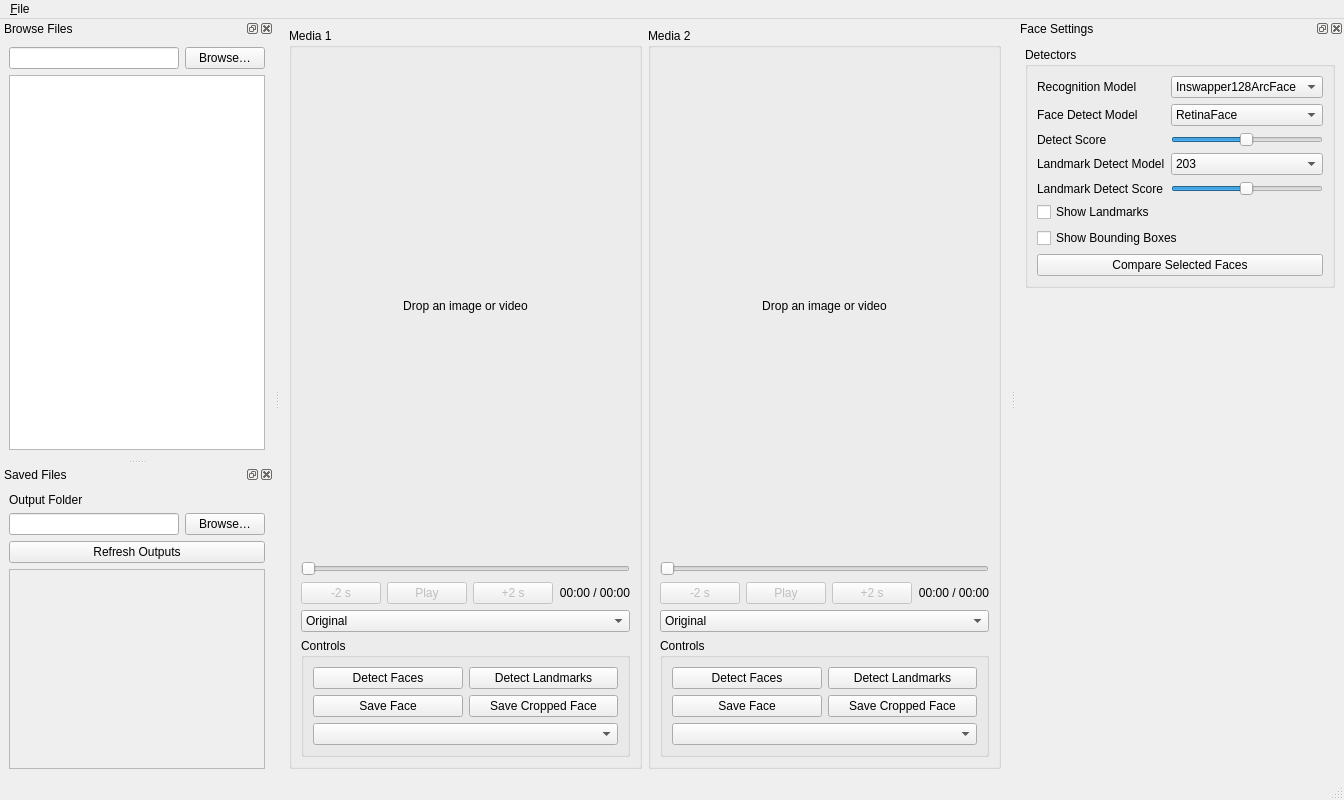
First picture: the form in faceshapelab/ui/core/MainWindow.ui, repository mr-szgz/faceshapelab, before the edit.
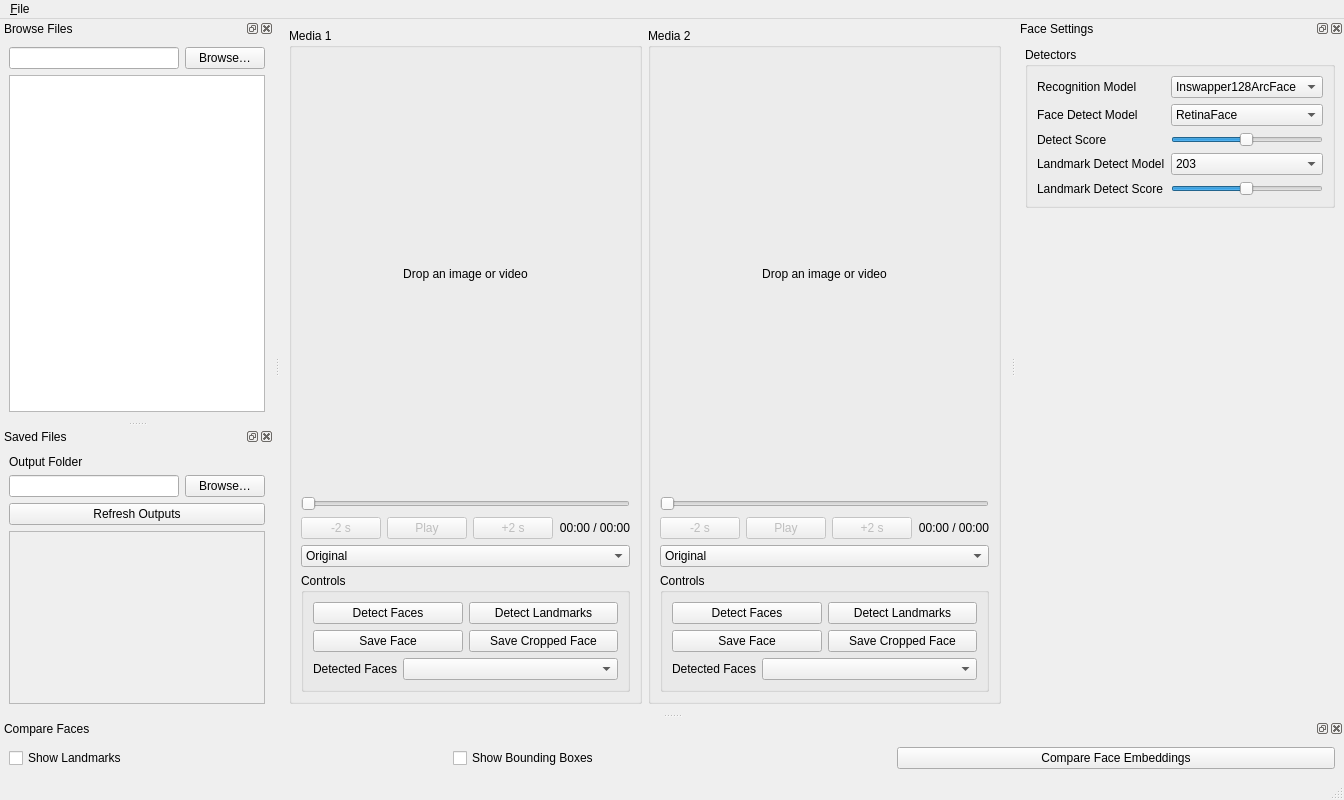
Second picture: the form after the edit.

Commit message: Add bottom Compare Faces dock and label detected face selectors

```diff
--- a/faceshapelab/ui/core/MainWindow.ui
+++ b/faceshapelab/ui/core/MainWindow.ui
@@ -160,6 +160,8 @@
          <property name="title">
           <string>Controls</string>
          </property>
+         <layout class="QVBoxLayout" name="leftControlsLayout">
+          <item>
          <layout class="QGridLayout" name="leftControlsGrid">
           <item row="0" column="0">
            <widget class="QPushButton" name="leftDetectFacesButton">
@@ -189,13 +191,25 @@
             </property>
            </widget>
           </item>
-          <item row="2" column="0" colspan="2">
+           </layout>
+          </item>
+          <item>
+           <layout class="QFormLayout" name="leftDetectedFacesLayout">
+            <item row="0" column="0">
+             <widget class="QLabel" name="leftDetectedFacesLabel">
+              <property name="text"><string>Detected Faces</string></property>
+              <property name="buddy"><cstring>leftSelectedFaceComboBox</cstring></property>
+             </widget>
+            </item>
+            <item row="0" column="1">
            <widget class="QComboBox" name="leftSelectedFaceComboBox">
             <property name="accessibleName"><string>Selected face</string></property>
             <property name="placeholderText"><string>No detected faces</string></property>
            </widget>
           </item>
          </layout>
+          </item>
+         </layout>
         </widget>
        </item>
       </layout>
@@ -346,6 +360,8 @@
          <property name="title">
           <string>Controls</string>
          </property>
+         <layout class="QVBoxLayout" name="rightControlsLayout">
+          <item>
          <layout class="QGridLayout" name="rightControlsGrid">
           <item row="0" column="0">
            <widget class="QPushButton" name="rightDetectFacesButton">
@@ -375,13 +391,25 @@
             </property>
            </widget>
           </item>
-          <item row="2" column="0" colspan="2">
+           </layout>
+          </item>
+          <item>
+           <layout class="QFormLayout" name="rightDetectedFacesLayout">
+            <item row="0" column="0">
+             <widget class="QLabel" name="rightDetectedFacesLabel">
+              <property name="text"><string>Detected Faces</string></property>
+              <property name="buddy"><cstring>rightSelectedFaceComboBox</cstring></property>
+             </widget>
+            </item>
+            <item row="0" column="1">
            <widget class="QComboBox" name="rightSelectedFaceComboBox">
             <property name="accessibleName"><string>Selected face</string></property>
             <property name="placeholderText"><string>No detected faces</string></property>
            </widget>
           </item>
          </layout>
+          </item>
+         </layout>
         </widget>
        </item>
       </layout>
@@ -762,27 +790,6 @@
           </property>
          </widget>
         </item>
-        <item row="5" column="0" colspan="2">
-         <widget class="QCheckBox" name="showLandmarksCheckBox">
-          <property name="text">
-           <string>Show Landmarks</string>
-          </property>
-          <property name="checked">
-           <bool>false</bool>
-          </property>
-         </widget>
-        </item>
-        <item row="6" column="0" colspan="2">
-         <widget class="QCheckBox" name="showBoundingBoxesCheckBox">
-          <property name="text">
-           <string>Show Bounding Boxes</string>
-          </property>
-          <property name="checked">
-           <bool>false</bool>
-          </property>
-         </widget>
-        </item>
-        <item row="7" column="0" colspan="2"><widget class="QPushButton" name="compareFacesButton"><property name="text"><string>Compare Selected Faces</string></property></widget></item>
        </layout>
       </widget>
      </item>
@@ -802,6 +809,39 @@
     </layout>
    </widget>
   </widget>
+  <widget class="QDockWidget" name="compareFacesDock">
+   <property name="windowTitle">
+    <string>Compare Faces</string>
+   </property>
+   <attribute name="dockWidgetArea">
+    <number>8</number>
+   </attribute>
+   <widget class="QWidget" name="compareFacesContents">
+    <layout class="QHBoxLayout" name="compareFacesLayout">
+     <item>
+      <widget class="QCheckBox" name="showLandmarksCheckBox">
+       <property name="text">
+        <string>Show Landmarks</string>
+       </property>
+       <property name="checked">
+        <bool>false</bool>
+       </property>
+      </widget>
+     </item>
+     <item>
+      <widget class="QCheckBox" name="showBoundingBoxesCheckBox">
+       <property name="text">
+        <string>Show Bounding Boxes</string>
+       </property>
+       <property name="checked">
+        <bool>false</bool>
+       </property>
+      </widget>
+     </item>
+     <item><widget class="QPushButton" name="compareFacesButton"><property name="text"><string>Compare Face Embeddings</string></property></widget></item>
+    </layout>
+   </widget>
+  </widget>
  </widget>
  <resources/>
  <connections/>
```
Lines whose indentation alone changed are shown as unchanged. The commit also changes 3 other files.
